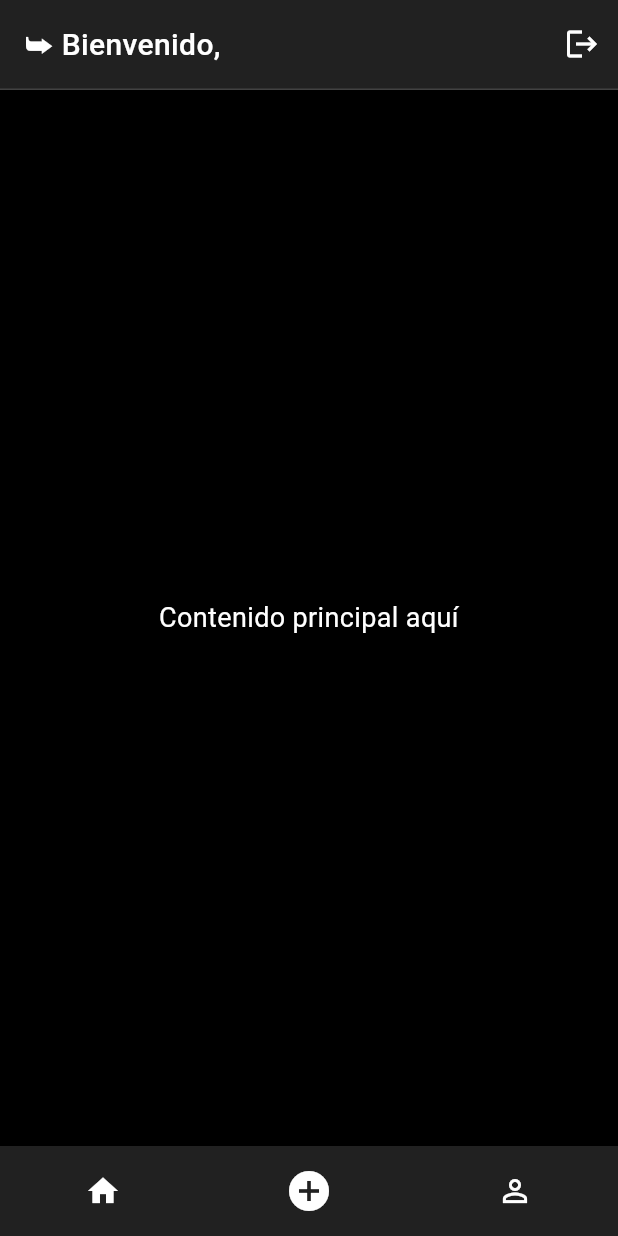
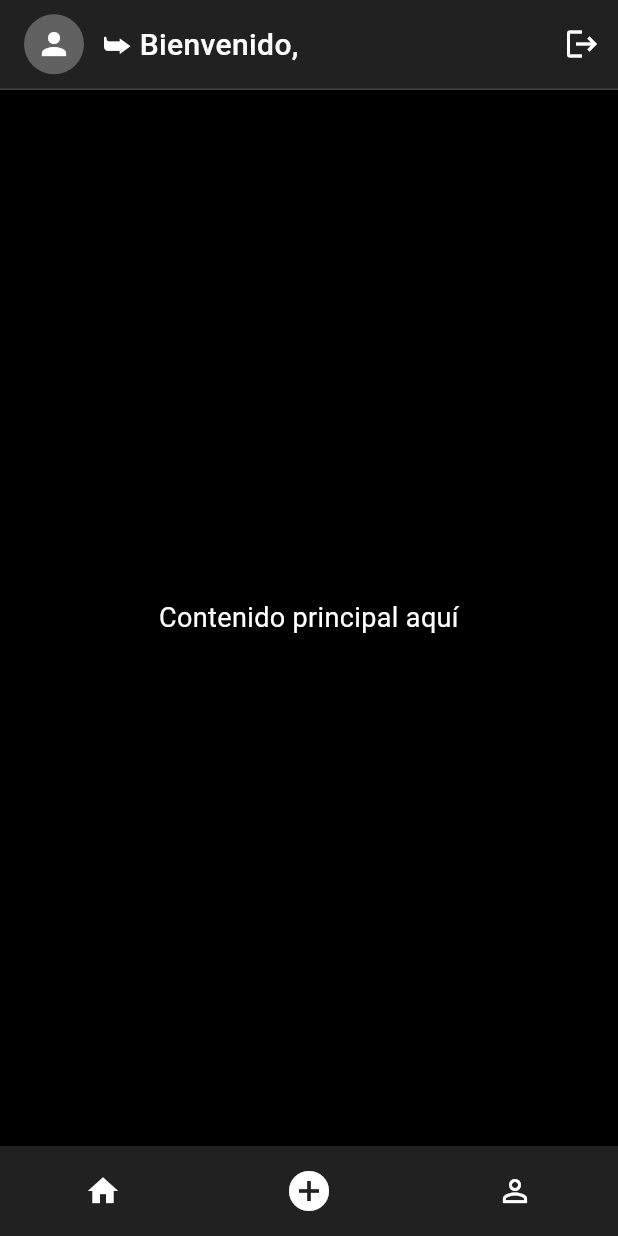
Before and after one commit to BryanAv7/upsglam-frontend, a Flutter app: the HomeScreen screen opened directly with empty values, on a phone screen of 412 x 824 dp. Run offline on Flutter 3.47's test engine with Material 3 defaults, Android fonts, the phone set to English and light mode, and no system bars; our stand-ins replace flutter_svg, google_sign_in, image_picker.

```diff
--- a/lib/screens/home_screen.dart
+++ b/lib/screens/home_screen.dart
@@ -7,8 +7,14 @@ import 'login_screen.dart';
 class HomeScreen extends StatefulWidget {
   final String uid;
   final String displayName;
+  final String photoUrl;
 
-  const HomeScreen({super.key, required this.uid, required this.displayName});
+  const HomeScreen({
+    super.key,
+    required this.uid,
+    required this.displayName,
+    required this.photoUrl, // <-- foto user
+  });
 
   @override
   State<HomeScreen> createState() => _HomeScreenState();
@@ -59,10 +65,27 @@ class _HomeScreenState extends State<HomeScreen> {
               child: Row(
                 children: [
                   const SizedBox(width: 16),
+                  // ---------------- FOTO DEL USUARIO ----------------
+                  CircleAvatar(
+                    radius: 20,
+                    backgroundImage: widget.photoUrl.isNotEmpty
+                        ? NetworkImage(widget.photoUrl)
+                        : null,
+                    child: widget.photoUrl.isEmpty
+                        ? const Icon(Icons.person, color: Colors.white)
+                        : null,
+                    backgroundColor: Colors.grey[700],
+                  ),
+                  const SizedBox(width: 12),
+                  // ---------------- NOMBRE ----------------
                   Expanded(
                     child: Text(
                       '➥ Bienvenido, ${widget.displayName}',
-                      style: const TextStyle(color: Colors.white, fontWeight: FontWeight.w500, fontSize: 20),
+                      style: const TextStyle(
+                        color: Colors.white,
+                        fontWeight: FontWeight.w500,
+                        fontSize: 20,
+                      ),
                       maxLines: 1,
                       overflow: TextOverflow.ellipsis,
                     ),
--- a/lib/utils/constants.dart
+++ b/lib/utils/constants.dart
@@ -1,2 +1,2 @@
 //const String baseUrl = 'http://XXX.XXX.XXX.XXX:8080'; // U
-const String baseUrl = 'http://XXX.XX.XXX.XX:8080';
+const String baseUrl = 'http://xxx.xxx.xx.xxx:8080';
```
Also changed, not shown: lib/screens/login_screen.dart (+12 -2 lines).
